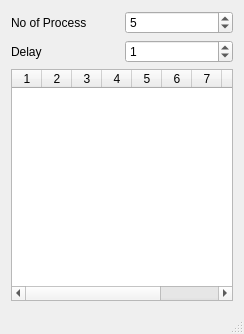
The window that src/MainWindow.ui (pPanda-beta/ADB_Task_Manager) describes before a commit, drawn with Qt 5.
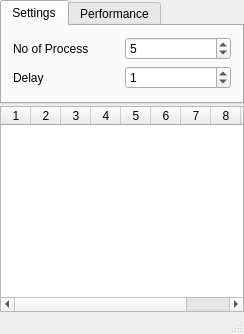
The same window after the commit. Custom widgets are drawn as their Qt base class.

```diff
--- a/src/MainWindow.ui
+++ b/src/MainWindow.ui
@@ -14,8 +14,34 @@
    <string>MainWindow</string>
   </property>
   <widget class="QWidget" name="centralWidget">
-   <layout class="QVBoxLayout" name="verticalLayout">
+   <layout class="QVBoxLayout" name="verticalLayout" stretch="1,2">
+    <property name="spacing">
+     <number>2</number>
+    </property>
+    <property name="sizeConstraint">
+     <enum>QLayout::SetDefaultConstraint</enum>
+    </property>
+    <property name="leftMargin">
+     <number>0</number>
+    </property>
+    <property name="topMargin">
+     <number>0</number>
+    </property>
+    <property name="rightMargin">
+     <number>0</number>
+    </property>
+    <property name="bottomMargin">
+     <number>0</number>
+    </property>
     <item>
+     <widget class="QTabWidget" name="tabWidget">
+      <property name="currentIndex">
+       <number>0</number>
+      </property>
+      <widget class="QWidget" name="Settings">
+       <attribute name="title">
+        <string>Settings</string>
+       </attribute>
      <layout class="QGridLayout" name="gridLayout">
       <item row="0" column="0">
        <widget class="QLabel" name="label">
@@ -49,12 +75,43 @@
        </widget>
       </item>
      </layout>
+      </widget>
+      <widget class="QCustomPlot" name="Perf">
+       <attribute name="title">
+        <string>Performance</string>
+       </attribute>
+      </widget>
+     </widget>
     </item>
     <item>
      <widget class="QTableWidget" name="tableWidget">
+      <property name="enabled">
+       <bool>true</bool>
+      </property>
+      <property name="sizePolicy">
+       <sizepolicy hsizetype="Expanding" vsizetype="MinimumExpanding">
+        <horstretch>0</horstretch>
+        <verstretch>0</verstretch>
+       </sizepolicy>
+      </property>
+      <property name="minimumSize">
+       <size>
+        <width>0</width>
+        <height>10</height>
+       </size>
+      </property>
+      <property name="baseSize">
+       <size>
+        <width>0</width>
+        <height>10</height>
+       </size>
+      </property>
       <property name="sortingEnabled">
        <bool>true</bool>
       </property>
+      <property name="rowCount">
+       <number>0</number>
+      </property>
       <property name="columnCount">
        <number>10</number>
       </property>
@@ -87,6 +144,14 @@
   <widget class="QStatusBar" name="statusBar"/>
  </widget>
  <layoutdefault spacing="6" margin="11"/>
+ <customwidgets>
+  <customwidget>
+   <class>QCustomPlot</class>
+   <extends>QWidget</extends>
+   <header location="global">QCustomPlot.h</header>
+   <container>1</container>
+  </customwidget>
+ </customwidgets>
  <resources/>
  <connections/>
 </ui>
```
Left out of the diff: 26 changed lines with no effect on the pictures. Lines whose indentation alone changed are shown as unchanged.
